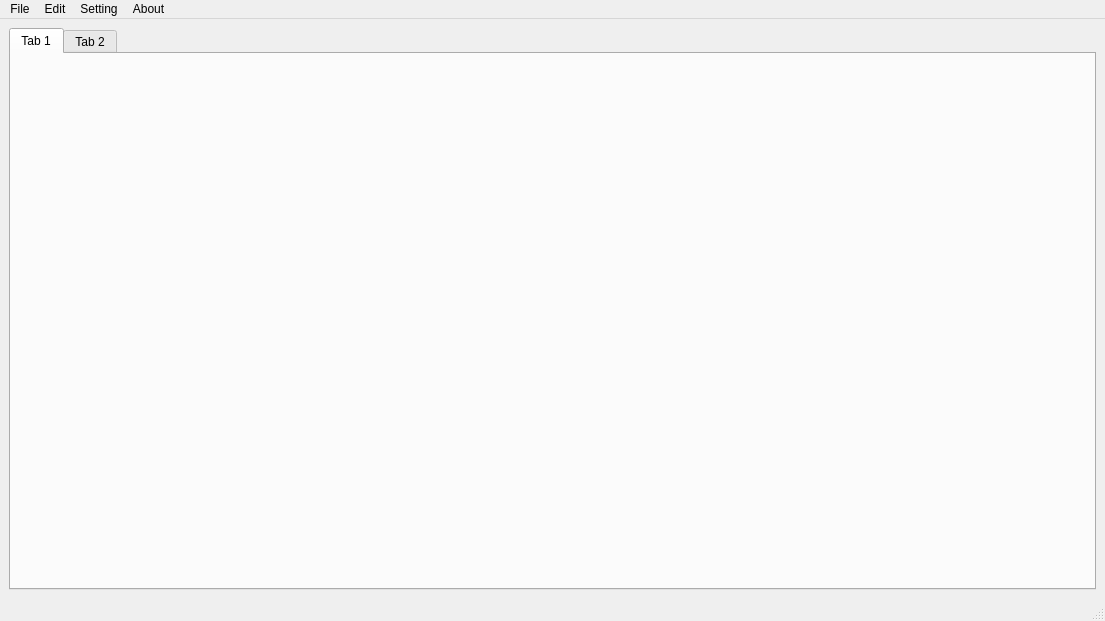
Klaksyn/FlexuraNoteRemaster, file src/mainwindow.ui: the form before one commit.
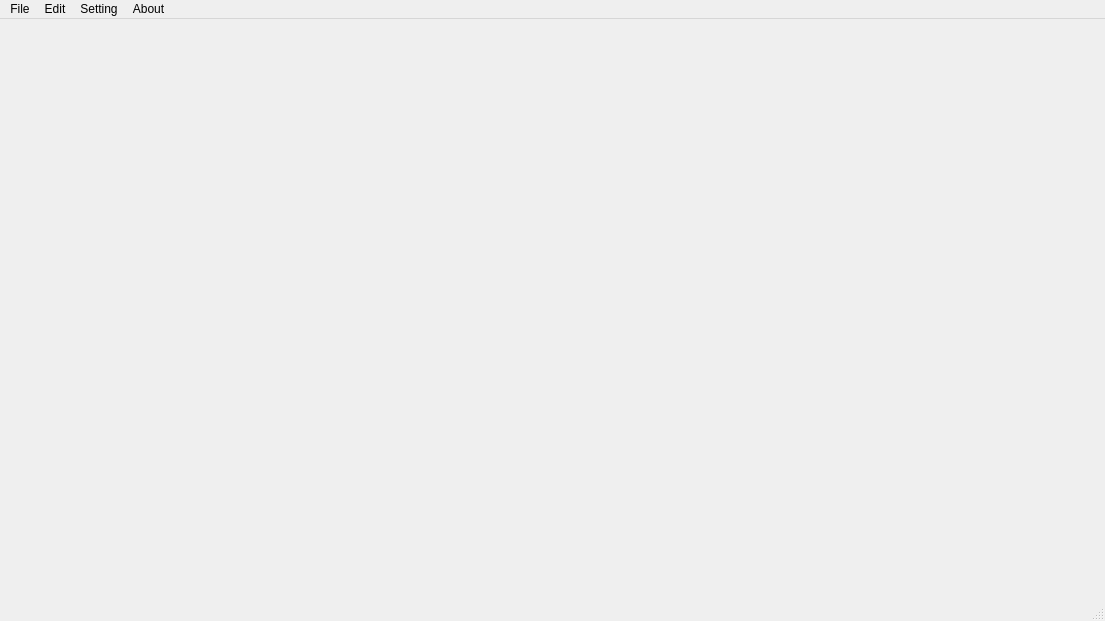
The form after the commit. Icons and pictures are not drawn.

```diff
--- a/src/mainwindow.ui
+++ b/src/mainwindow.ui
@@ -14,25 +14,7 @@
    <string>MainWindow</string>
   </property>
   <widget class="QWidget" name="centralwidget">
-   <layout class="QHBoxLayout" name="horizontalLayout">
-    <item>
-     <widget class="QTabWidget" name="tabWidget">
-      <property name="currentIndex">
-       <number>0</number>
-      </property>
-      <widget class="QWidget" name="tab">
-       <attribute name="title">
-        <string>Tab 1</string>
-       </attribute>
-      </widget>
-      <widget class="QWidget" name="tab_2">
-       <attribute name="title">
-        <string>Tab 2</string>
-       </attribute>
-      </widget>
-     </widget>
-    </item>
-   </layout>
+   <layout class="QHBoxLayout" name="horizontalLayout"/>
   </widget>
   <widget class="QMenuBar" name="menubar">
    <property name="geometry">
```
